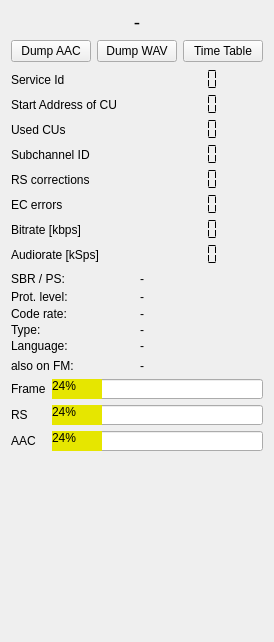
This is forms/techdata.ui in tomneda/DABstar as Qt 5 draws it before an edit. The edited form follows.
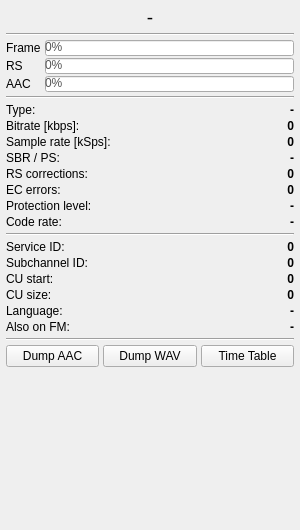
This is the edited form. Custom widgets are drawn as their Qt base class.

Commit message: Add new GUI styles for buttons and combo boxes

```diff
--- a/forms/techdata.ui
+++ b/forms/techdata.ui
@@ -6,302 +6,300 @@
    <rect>
     <x>0</x>
     <y>0</y>
-    <width>272</width>
-    <height>642</height>
+    <width>300</width>
+    <height>530</height>
    </rect>
   </property>
   <property name="windowTitle">
    <string>Technical Details</string>
   </property>
-  <layout class="QVBoxLayout" name="verticalLayout" stretch="0,0,0,0,0,0,1">
+  <layout class="QVBoxLayout" name="verticalLayout" stretch="0,0,0,0,0,0,0,0,0,1">
+   <property name="spacing"><number>4</number></property>
+   <property name="leftMargin"><number>6</number></property>
+   <property name="topMargin"><number>6</number></property>
+   <property name="rightMargin"><number>6</number></property>
+   <property name="bottomMargin"><number>6</number></property>
+
+   <!-- 1. Service name -->
    <item>
-    <layout class="QHBoxLayout" name="horizontalLayout_5">
-     <item>
-      <layout class="QHBoxLayout" name="horizontalLayout_2">
-       <item>
-        <widget class="QLabel" name="programName">
-         <property name="maximumSize">
-          <size>
-           <width>16777215</width>
-           <height>40</height>
-          </size>
-         </property>
-         <property name="font">
-          <font>
-           <pointsize>14</pointsize>
-          </font>
-         </property>
-         <property name="toolTip">
-          <string>&lt;html&gt;&lt;head/&gt;&lt;body&gt;&lt;p&gt;&lt;span style=&quot; font-size:14pt;&quot;&gt;Service long label&lt;/span&gt;&lt;/p&gt;&lt;/body&gt;&lt;/html&gt;</string>
-         </property>
-         <property name="text">
-          <string>-</string>
-         </property>
-         <property name="alignment">
-          <set>Qt::AlignmentFlag::AlignCenter</set>
-         </property>
-        </widget>
-       </item>
-      </layout>
-     </item>
-    </layout>
+    <widget class="QLabel" name="lblProgramName">
+     <property name="maximumSize">
+      <size><width>16777215</width><height>36</height></size>
+     </property>
+     <property name="font">
+      <font><pointsize>14</pointsize></font>
+     </property>
+     <property name="toolTip">
+      <string>&lt;html&gt;&lt;head/&gt;&lt;body&gt;&lt;p&gt;&lt;span style=&quot; font-size:14pt;&quot;&gt;Service long label&lt;/span&gt;&lt;/p&gt;&lt;/body&gt;&lt;/html&gt;</string>
+     </property>
+     <property name="text"><string>-</string></property>
+     <property name="alignment"><set>Qt::AlignmentFlag::AlignCenter</set></property>
+    </widget>
    </item>
+
+   <!-- Separator -->
    <item>
-    <layout class="QHBoxLayout" name="horizontalLayout_4">
-     <item>
-      <widget class="QPushButton" name="framedumpButton">
+    <widget class="QFrame" name="line1">
+     <property name="frameShape"><enum>QFrame::Shape::HLine</enum></property>
+     <property name="frameShadow"><enum>QFrame::Shadow::Sunken</enum></property>
+    </widget>
+   </item>
+
+   <!-- 2. Quality bars (most dynamic — at top) -->
+   <item>
+    <layout class="QGridLayout" name="gridLayout" columnstretch="0,1">
+     <property name="verticalSpacing"><number>2</number></property>
+     <item row="0" column="0">
+      <widget class="QLabel" name="frameErrorLabel">
+       <property name="text"><string>Frame</string></property>
+      </widget>
+     </item>
+     <item row="0" column="1">
+      <widget class="QProgressBar" name="frameError_display">
+       <property name="maximumSize">
+        <size><width>16777215</width><height>16</height></size>
+       </property>
        <property name="toolTip">
         <string>&lt;html&gt;&lt;head/&gt;&lt;body&gt;&lt;p&gt;Audio services are encoded in MP2 or AAC format.&lt;/p&gt;&lt;p&gt;Click to open a file selection dialog and save the audio frames to a file.&lt;/p&gt;&lt;p&gt;Click again to close the output file. Programs such as VLC can play these files.&lt;/p&gt;&lt;/body&gt;&lt;/html&gt;</string>
        </property>
-       <property name="text">
-        <string>Dump AAC</string>
+       <property name="styleSheet">
+        <string notr="true">QProgressBar { color: #555555; } QProgressBar::chunk { background: #52A824; }</string>
        </property>
+       <property name="value"><number>0</number></property>
       </widget>
      </item>
-     <item>
-      <widget class="QPushButton" name="audiodumpButton">
+     <item row="1" column="0">
+      <widget class="QLabel" name="rsErrorLabel">
+       <property name="text"><string>RS</string></property>
+      </widget>
+     </item>
+     <item row="1" column="1">
+      <widget class="QProgressBar" name="rsError_display">
+       <property name="maximumSize">
+        <size><width>16777215</width><height>16</height></size>
+       </property>
        <property name="toolTip">
         <string>&lt;html&gt;&lt;head/&gt;&lt;body&gt;&lt;p&gt;Save the audio output as an uncompressed PCM file.&lt;/p&gt;&lt;p&gt;Click to open a file selection dialog and save the PCM data.&lt;/p&gt;&lt;p&gt;The output is a standard &amp;quot;.wav&amp;quot; file compatible with most audio programs.&lt;/p&gt;&lt;/body&gt;&lt;/html&gt;</string>
        </property>
-       <property name="text">
-        <string>Dump WAV</string>
+       <property name="styleSheet">
+        <string notr="true">QProgressBar { color: #555555; } QProgressBar::chunk { background: #52A824; }</string>
        </property>
+       <property name="value"><number>0</number></property>
       </widget>
      </item>
-     <item>
-      <widget class="QPushButton" name="timeTable_button">
+     <item row="2" column="0">
+      <widget class="QLabel" name="aacErrorLabel">
+       <property name="text"><string>AAC</string></property>
+      </widget>
+     </item>
+     <item row="2" column="1">
+      <widget class="QProgressBar" name="aacError_display">
+       <property name="maximumSize">
+        <size><width>16777215</width><height>16</height></size>
+       </property>
        <property name="toolTip">
         <string>&lt;html&gt;&lt;head/&gt;&lt;body&gt;&lt;p&gt;If configured, opens a window with an SPI (formerly EPG) timetable preview.&lt;/p&gt;&lt;p&gt;Note: this feature is still a work in progress.&lt;/p&gt;&lt;/body&gt;&lt;/html&gt;</string>
        </property>
-       <property name="text">
-        <string>Time Table</string>
+       <property name="styleSheet">
+        <string notr="true">QProgressBar { color: #555555; } QProgressBar::chunk { background: #52A824; }</string>
        </property>
+       <property name="value"><number>0</number></property>
       </widget>
      </item>
     </layout>
    </item>
+
+   <!-- Separator -->
+   <item>
+    <widget class="QFrame" name="line2">
+     <property name="frameShape"><enum>QFrame::Shape::HLine</enum></property>
+     <property name="frameShadow"><enum>QFrame::Shadow::Sunken</enum></property>
+    </widget>
+   </item>
+
+   <!-- 3. Audio + channel info (changes when service starts) -->
    <item>
     <layout class="QFormLayout" name="formLayout">
      <property name="verticalSpacing">
       <number>2</number>
      </property>
      <item row="0" column="0">
-      <widget class="QLabel" name="label_3">
-       <property name="text">
-        <string>Service Id</string>
-       </property>
+      <widget class="QLabel" name="label_8">
+       <property name="text"><string>Type:</string></property>
       </widget>
      </item>
      <item row="0" column="1">
-      <widget class="QLCDNumber" name="serviceIdDisplay">
-       <property name="frameShape">
-        <enum>QFrame::Shape::NoFrame</enum>
-       </property>
-       <property name="mode">
-        <enum>QLCDNumber::Mode::Hex</enum>
-       </property>
-       <property name="segmentStyle">
-        <enum>QLCDNumber::SegmentStyle::Flat</enum>
-       </property>
+      <widget class="QLabel" name="lblAscTy">
+       <property name="text"><string>-</string></property>
+       <property name="alignment"><set>Qt::AlignmentFlag::AlignRight|Qt::AlignmentFlag::AlignVCenter</set></property>
+       <property name="styleSheet"><string>font-weight: bold;</string></property>
       </widget>
      </item>
      <item row="1" column="0">
-      <widget class="QLabel" name="label">
-       <property name="text">
-        <string>Start Address of CU</string>
-       </property>
+      <widget class="QLabel" name="l6">
+       <property name="text"><string>Bitrate [kbps]:</string></property>
       </widget>
      </item>
      <item row="1" column="1">
-      <widget class="QLCDNumber" name="startAddressDisplay">
-       <property name="frameShape">
-        <enum>QFrame::Shape::NoFrame</enum>
+      <widget class="QLabel" name="lblBitrate">
+       <property name="toolTip">
+        <string>&lt;html&gt;&lt;head/&gt;&lt;body&gt;&lt;p&gt;Bitrate of the AAC audio stream in kbps.&lt;/p&gt;&lt;/body&gt;&lt;/html&gt;</string>
        </property>
-       <property name="segmentStyle">
-        <enum>QLCDNumber::SegmentStyle::Flat</enum>
-       </property>
+       <property name="text"><string>0</string></property>
+       <property name="alignment"><set>Qt::AlignmentFlag::AlignRight|Qt::AlignmentFlag::AlignVCenter</set></property>
+       <property name="styleSheet"><string>font-weight: bold;</string></property>
       </widget>
      </item>
      <item row="2" column="0">
-      <widget class="QLabel" name="label_2">
-       <property name="text">
-        <string>Used CUs</string>
-       </property>
+      <widget class="QLabel" name="label_10">
+       <property name="text"><string>Sample rate [kSps]:</string></property>
       </widget>
      </item>
      <item row="2" column="1">
-      <widget class="QLCDNumber" name="lengthDisplay">
-       <property name="frameShape">
-        <enum>QFrame::Shape::NoFrame</enum>
+      <widget class="QLabel" name="lblAudioRate">
+       <property name="toolTip">
+        <string>&lt;html&gt;&lt;head/&gt;&lt;body&gt;&lt;p&gt;Audio sample rate in kilo-samples per second (kSps).&lt;/p&gt;&lt;/body&gt;&lt;/html&gt;</string>
        </property>
-       <property name="segmentStyle">
-        <enum>QLCDNumber::SegmentStyle::Flat</enum>
-       </property>
+       <property name="text"><string>0</string></property>
+       <property name="alignment"><set>Qt::AlignmentFlag::AlignRight|Qt::AlignmentFlag::AlignVCenter</set></property>
+       <property name="styleSheet"><string>font-weight: bold;</string></property>
       </widget>
      </item>
      <item row="3" column="0">
-      <widget class="QLabel" name="label_6">
-       <property name="text">
-        <string>Subchannel ID</string>
-       </property>
+      <widget class="QLabel" name="label_13">
+       <property name="text"><string>SBR / PS:</string></property>
       </widget>
      </item>
      <item row="3" column="1">
-      <widget class="QLCDNumber" name="subChIdDisplay">
-       <property name="frameShape">
-        <enum>QFrame::Shape::NoFrame</enum>
+      <widget class="QLabel" name="lblSbrUsed">
+       <property name="toolTip">
+        <string>&lt;html&gt;&lt;head/&gt;&lt;body&gt;&lt;p&gt;Shows whether audio uses &lt;span style=&quot; font-weight:600;&quot;&gt;S&lt;/span&gt;pectral &lt;span style=&quot; font-weight:600;&quot;&gt;B&lt;/span&gt;and &lt;span style=&quot; font-weight:600;&quot;&gt;R&lt;/span&gt;eplication and &lt;span style=&quot; font-weight:600;&quot;&gt;P&lt;/span&gt;arametric &lt;span style=&quot; font-weight:600;&quot;&gt;S&lt;/span&gt;tereo&lt;/p&gt;&lt;/body&gt;&lt;/html&gt;</string>
        </property>
-       <property name="segmentStyle">
-        <enum>QLCDNumber::SegmentStyle::Flat</enum>
-       </property>
+       <property name="text"><string>-</string></property>
+       <property name="alignment"><set>Qt::AlignmentFlag::AlignRight|Qt::AlignmentFlag::AlignVCenter</set></property>
+       <property name="styleSheet"><string>font-weight: bold;</string></property>
       </widget>
      </item>
      <item row="4" column="0">
       <widget class="QLabel" name="label_4">
-       <property name="text">
-        <string>RS corrections</string>
-       </property>
+       <property name="text"><string>RS corrections:</string></property>
       </widget>
      </item>
      <item row="4" column="1">
-      <widget class="QLCDNumber" name="rsCorrections">
+      <widget class="QLabel" name="lblRsCorrections">
        <property name="toolTip">
         <string>Number of corrections made by the Reed-Solomon algorithm over 100 DAB+ frames. This count does not relate to classic DAB/MP2 frames.</string>
        </property>
-       <property name="frameShape">
-        <enum>QFrame::Shape::NoFrame</enum>
-       </property>
-       <property name="segmentStyle">
-        <enum>QLCDNumber::SegmentStyle::Flat</enum>
-       </property>
+       <property name="text"><string>0</string></property>
+       <property name="alignment"><set>Qt::AlignmentFlag::AlignRight|Qt::AlignmentFlag::AlignVCenter</set></property>
+       <property name="styleSheet"><string>font-weight: bold;</string></property>
       </widget>
      </item>
      <item row="5" column="0">
       <widget class="QLabel" name="label_11">
-       <property name="text">
-        <string>EC errors </string>
-       </property>
+       <property name="text"><string>EC errors:</string></property>
       </widget>
      </item>
      <item row="5" column="1">
-      <widget class="QLCDNumber" name="ecCorrections">
+      <widget class="QLabel" name="lblEcCorrections">
        <property name="toolTip">
         <string>&lt;html&gt;&lt;head/&gt;&lt;body&gt;&lt;p&gt;RS decoding uses parity bits to recover errors. If a parity bit itself is faulty, the recovery may introduce additional errors. The CRC check following recovery should detect this.&lt;/p&gt;&lt;/body&gt;&lt;/html&gt;</string>
        </property>
-       <property name="frameShape">
-        <enum>QFrame::Shape::NoFrame</enum>
-       </property>
-       <property name="segmentStyle">
-        <enum>QLCDNumber::SegmentStyle::Flat</enum>
-       </property>
+       <property name="text"><string>0</string></property>
+       <property name="alignment"><set>Qt::AlignmentFlag::AlignRight|Qt::AlignmentFlag::AlignVCenter</set></property>
+       <property name="styleSheet"><string>font-weight: bold;</string></property>
       </widget>
      </item>
      <item row="6" column="0">
-      <widget class="QLabel" name="l6">
-       <property name="text">
-        <string>Bitrate [kbps]</string>
-       </property>
+      <widget class="QLabel" name="label_5">
+       <property name="text"><string>Protection level:</string></property>
       </widget>
      </item>
      <item row="6" column="1">
-      <widget class="QLCDNumber" name="bitrateDisplay">
+      <widget class="QLabel" name="lblUepField">
        <property name="toolTip">
         <string>&lt;html&gt;&lt;head/&gt;&lt;body&gt;&lt;p&gt;Bitrate of the AAC audio stream in kbps.&lt;/p&gt;&lt;/body&gt;&lt;/html&gt;</string>
        </property>
-       <property name="frameShape">
-        <enum>QFrame::Shape::NoFrame</enum>
-       </property>
-       <property name="segmentStyle">
-        <enum>QLCDNumber::SegmentStyle::Flat</enum>
-       </property>
+       <property name="text"><string>-</string></property>
+       <property name="alignment"><set>Qt::AlignmentFlag::AlignRight|Qt::AlignmentFlag::AlignVCenter</set></property>
+       <property name="styleSheet"><string>font-weight: bold;</string></property>
       </widget>
      </item>
      <item row="7" column="0">
-      <widget class="QLabel" name="label_10">
-       <property name="text">
-        <string>Audiorate [kSps]</string>
-       </property>
-      </widget>
-     </item>
-     <item row="7" column="1">
-      <widget class="QLCDNumber" name="audioRate">
-       <property name="toolTip">
-        <string>&lt;html&gt;&lt;head/&gt;&lt;body&gt;&lt;p&gt;Audio sample rate in kilo-samples per second (kSps).&lt;/p&gt;&lt;/body&gt;&lt;/html&gt;</string>
-       </property>
-       <property name="frameShape">
-        <enum>QFrame::Shape::NoFrame</enum>
-       </property>
-       <property name="segmentStyle">
-        <enum>QLCDNumber::SegmentStyle::Flat</enum>
-       </property>
-      </widget>
-     </item>
-    </layout>
-   </item>
-   <item>
-    <layout class="QGridLayout" name="gridLayout_2">
-     <property name="verticalSpacing">
-      <number>2</number>
-     </property>
-     <item row="2" column="0">
       <widget class="QLabel" name="label_12">
        <property name="text">
         <string>Code rate:</string>
        </property>
       </widget>
      </item>
-     <item row="3" column="0">
-      <widget class="QLabel" name="label_8">
-       <property name="text">
-        <string>Type:</string>
-       </property>
+     <item row="7" column="1">
+      <widget class="QLabel" name="lblCodeRate">
+       <property name="text"><string>-</string></property>
+       <property name="alignment"><set>Qt::AlignmentFlag::AlignRight|Qt::AlignmentFlag::AlignVCenter</set></property>
+       <property name="styleSheet"><string>font-weight: bold;</string></property>
+      </widget>
+     </item>
+    </layout>
+   </item>
+
+   <!-- Separator -->
+   <item>
+    <widget class="QFrame" name="line3">
+     <property name="frameShape"><enum>QFrame::Shape::HLine</enum></property>
+     <property name="frameShadow"><enum>QFrame::Shadow::Sunken</enum></property>
+    </widget>
+   </item>
+
+   <!-- 4. Static DAB service parameters (change only on service switch) -->
+   <item>
+    <layout class="QFormLayout" name="formLayout_2">
+     <property name="verticalSpacing"><number>2</number></property>
+     <item row="0" column="0">
+      <widget class="QLabel" name="label_3">
+       <property name="text"><string>Service ID:</string></property>
+      </widget>
+     </item>
+     <item row="0" column="1">
+      <widget class="QLabel" name="lblServiceId">
+       <property name="text"><string>0</string></property>
+       <property name="alignment"><set>Qt::AlignmentFlag::AlignRight|Qt::AlignmentFlag::AlignVCenter</set></property>
+       <property name="styleSheet"><string>font-weight: bold;</string></property>
       </widget>
      </item>
      <item row="1" column="0">
-      <widget class="QLabel" name="label_5">
-       <property name="minimumSize">
-        <size>
-         <width>0</width>
-         <height>17</height>
-        </size>
-       </property>
-       <property name="text">
-        <string>Prot. level:</string>
-       </property>
-      </widget>
-     </item>
-     <item row="3" column="1">
-      <widget class="QLabel" name="ASCTy">
-       <property name="text">
-        <string>-</string>
-       </property>
-      </widget>
-     </item>
-     <item row="4" column="1">
-      <widget class="QLabel" name="language">
-       <property name="toolTip">
-        <string>&lt;html&gt;&lt;head/&gt;&lt;body&gt;&lt;p&gt;Language (defined by provider)&lt;/p&gt;&lt;/body&gt;&lt;/html&gt;</string>
-       </property>
-       <property name="text">
-        <string>-</string>
-       </property>
+      <widget class="QLabel" name="label_6">
+       <property name="text"><string>Subchannel ID:</string></property>
       </widget>
      </item>
      <item row="1" column="1">
-      <widget class="QLabel" name="uepField">
-       <property name="toolTip">
-        <string>&lt;html&gt;&lt;head/&gt;&lt;body&gt;&lt;p&gt;Shows Protection Level and Type (A or B)&lt;/p&gt;&lt;/body&gt;&lt;/html&gt;</string>
-       </property>
-       <property name="text">
-        <string>-</string>
-       </property>
+      <widget class="QLabel" name="lblSubChId">
+       <property name="text"><string>0</string></property>
+       <property name="alignment"><set>Qt::AlignmentFlag::AlignRight|Qt::AlignmentFlag::AlignVCenter</set></property>
+       <property name="styleSheet"><string>font-weight: bold;</string></property>
+      </widget>
+     </item>
+     <item row="2" column="0">
+      <widget class="QLabel" name="label">
+       <property name="text"><string>CU start:</string></property>
       </widget>
      </item>
      <item row="2" column="1">
-      <widget class="QLabel" name="codeRate">
-       <property name="text">
-        <string>-</string>
-       </property>
+      <widget class="QLabel" name="lblStartAddress">
+       <property name="text"><string>0</string></property>
+       <property name="alignment"><set>Qt::AlignmentFlag::AlignRight|Qt::AlignmentFlag::AlignVCenter</set></property>
+       <property name="styleSheet"><string>font-weight: bold;</string></property>
+      </widget>
+     </item>
+     <item row="3" column="0">
+      <widget class="QLabel" name="label_2">
+       <property name="text"><string>CU size:</string></property>
+      </widget>
+     </item>
+     <item row="3" column="1">
+      <widget class="QLabel" name="lblLength">
+       <property name="text"><string>0</string></property>
+       <property name="alignment"><set>Qt::AlignmentFlag::AlignRight|Qt::AlignmentFlag::AlignVCenter</set></property>
+       <property name="styleSheet"><string>font-weight: bold;</string></property>
       </widget>
      </item>
      <item row="4" column="0">
@@ -311,144 +309,71 @@
        </property>
       </widget>
      </item>
-     <item row="0" column="0">
-      <widget class="QLabel" name="label_13">
-       <property name="text">
-        <string>SBR / PS:</string>
-       </property>
-      </widget>
-     </item>
-     <item row="0" column="1">
-      <widget class="QLabel" name="lblSbrUsed">
+     <item row="4" column="1">
+      <widget class="QLabel" name="lblLanguage">
        <property name="toolTip">
         <string>&lt;html&gt;&lt;head/&gt;&lt;body&gt;&lt;p&gt;Shows whether audio uses &lt;span style=&quot; font-weight:600;&quot;&gt;S&lt;/span&gt;pectral &lt;span style=&quot; font-weight:600;&quot;&gt;B&lt;/span&gt;and&lt;span style=&quot; font-weight:600;&quot;&gt; R&lt;/span&gt;eplication and &lt;span style=&quot; font-weight:600;&quot;&gt;P&lt;/span&gt;arametric &lt;span style=&quot; font-weight:600;&quot;&gt;S&lt;/span&gt;tereo&lt;/p&gt;&lt;/body&gt;&lt;/html&gt;</string>
        </property>
-       <property name="text">
-        <string>-</string>
-       </property>
+       <property name="text"><string>-</string></property>
+       <property name="alignment"><set>Qt::AlignmentFlag::AlignRight|Qt::AlignmentFlag::AlignVCenter</set></property>
+       <property name="styleSheet"><string>font-weight: bold;</string></property>
       </widget>
      </item>
-    </layout>
-   </item>
-   <item>
-    <layout class="QHBoxLayout" name="horizontalLayout_3">
-     <item>
+     <item row="5" column="0">
       <widget class="QLabel" name="fmLabel">
        <property name="toolTip">
         <string>&lt;html&gt;&lt;head/&gt;&lt;body&gt;&lt;p&gt;This DAB service is on FM as well. Feature only used by some DAB services.&lt;/p&gt;&lt;/body&gt;&lt;/html&gt;</string>
        </property>
-       <property name="text">
-        <string>also on FM:</string>
-       </property>
+       <property name="text"><string>Also on FM:</string></property>
+       <property name="visible"><bool>false</bool></property>
       </widget>
      </item>
-     <item>
-      <widget class="QLabel" name="fmFrequency">
-       <property name="text">
-        <string>-</string>
-       </property>
+     <item row="5" column="1">
+      <widget class="QLabel" name="lblFmFrequency">
+       <property name="text"><string>-</string></property>
+       <property name="alignment"><set>Qt::AlignmentFlag::AlignRight|Qt::AlignmentFlag::AlignVCenter</set></property>
+       <property name="styleSheet"><string>font-weight: bold;</string></property>
+       <property name="visible"><bool>false</bool></property>
       </widget>
      </item>
     </layout>
    </item>
+
+   <!-- Separator -->
    <item>
-    <layout class="QGridLayout" name="gridLayout">
-     <item row="2" column="2">
-      <widget class="QProgressBar" name="aacError_display">
-       <property name="minimumSize">
-        <size>
-         <width>0</width>
-         <height>0</height>
-        </size>
-       </property>
-       <property name="maximumSize">
-        <size>
-         <width>16777215</width>
-         <height>20</height>
-        </size>
-       </property>
+    <widget class="QFrame" name="line4">
+     <property name="frameShape"><enum>QFrame::Shape::HLine</enum></property>
+     <property name="frameShadow"><enum>QFrame::Shadow::Sunken</enum></property>
+    </widget>
+   </item>
+
+   <!-- 5. Dump buttons (moved to bottom — infrequently used) -->
+   <item>
+    <layout class="QHBoxLayout" name="horizontalLayout_4">
+     <item>
+      <widget class="QPushButton" name="framedumpButton">
        <property name="toolTip">
         <string>&lt;html&gt;&lt;head/&gt;&lt;body&gt;&lt;p&gt;Success rate of AAC frame decoding in the DAB+ transmission. 100 is good.&lt;/p&gt;&lt;/body&gt;&lt;/html&gt;</string>
        </property>
-       <property name="styleSheet">
-        <string notr="true">QProgressBar::chunk { background: #e6e600; }</string>
-       </property>
-       <property name="value">
-        <number>24</number>
-       </property>
+       <property name="text"><string>Dump AAC</string></property>
       </widget>
      </item>
-     <item row="0" column="2">
-      <widget class="QProgressBar" name="frameError_display">
-       <property name="minimumSize">
-        <size>
-         <width>0</width>
-         <height>0</height>
-        </size>
-       </property>
-       <property name="maximumSize">
-        <size>
-         <width>16777215</width>
-         <height>20</height>
-        </size>
-       </property>
+     <item>
+      <widget class="QPushButton" name="audiodumpButton">
        <property name="toolTip">
         <string>&lt;html&gt;&lt;head/&gt;&lt;body&gt;&lt;p&gt;DAB+ frame detection quality indicator. 100 is good.&lt;/p&gt;&lt;/body&gt;&lt;/html&gt;</string>
        </property>
-       <property name="styleSheet">
-        <string notr="true">QProgressBar::chunk { background: #e6e600; }</string>
-       </property>
-       <property name="value">
-        <number>24</number>
-       </property>
+       <property name="text"><string>Dump WAV</string></property>
       </widget>
      </item>
-     <item row="0" column="0" colspan="2">
-      <widget class="QLabel" name="frameErrorLabel">
-       <property name="text">
-        <string>Frame</string>
-       </property>
-      </widget>
-     </item>
-     <item row="1" column="2">
-      <widget class="QProgressBar" name="rsError_display">
-       <property name="minimumSize">
-        <size>
-         <width>0</width>
-         <height>0</height>
-        </size>
-       </property>
-       <property name="maximumSize">
-        <size>
-         <width>16777215</width>
-         <height>20</height>
-        </size>
-       </property>
+     <item>
+      <widget class="QPushButton" name="timeTable_button">
        <property name="toolTip">
         <string>&lt;html&gt;&lt;head/&gt;&lt;body&gt;&lt;p&gt;DAB+ Reed-Solomon correction quality indicator.&lt;/p&gt;&lt;p&gt;Shows how often frames contain more errors than the Reed-Solomon decoder can correct. 100 is good.&lt;/p&gt;&lt;/body&gt;&lt;/html&gt;</string>
        </property>
-       <property name="styleSheet">
-        <string notr="true">QProgressBar::chunk { background: #e6e600; }</string>
-       </property>
-       <property name="value">
-        <number>24</number>
-       </property>
+       <property name="text"><string>Time Table</string></property>
       </widget>
      </item>
-     <item row="1" column="0" colspan="2">
-      <widget class="QLabel" name="rsErrorLabel">
-       <property name="text">
-        <string>RS</string>
-       </property>
-      </widget>
-     </item>
-     <item row="2" column="0" colspan="2">
-      <widget class="QLabel" name="aacErrorLabel">
-       <property name="text">
-        <string>AAC</string>
-       </property>
-      </widget>
-     </item>
     </layout>
    </item>
    <item>
```
Left out of the diff: 31 changed lines with no effect on the pictures. The commit also changes 16 other files.
